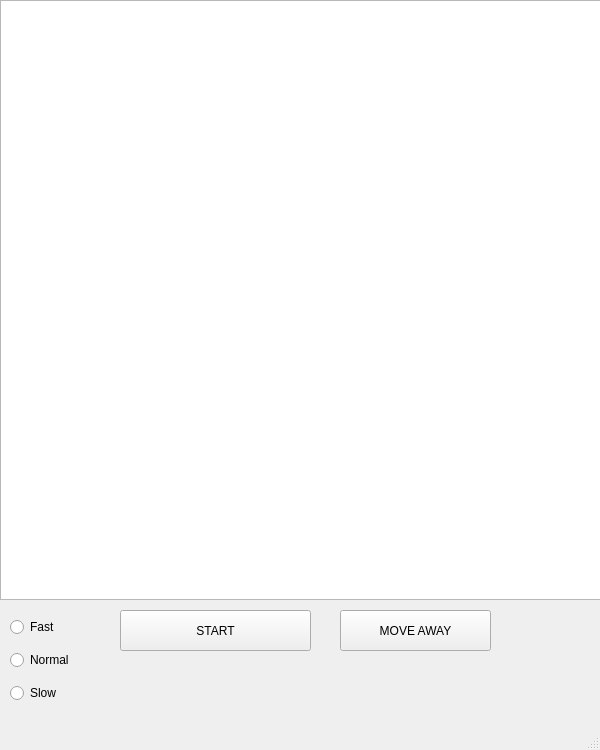
Above: mainwindow.ui from MiguelGil1/lab_6 before the change. Below: the same form after it.
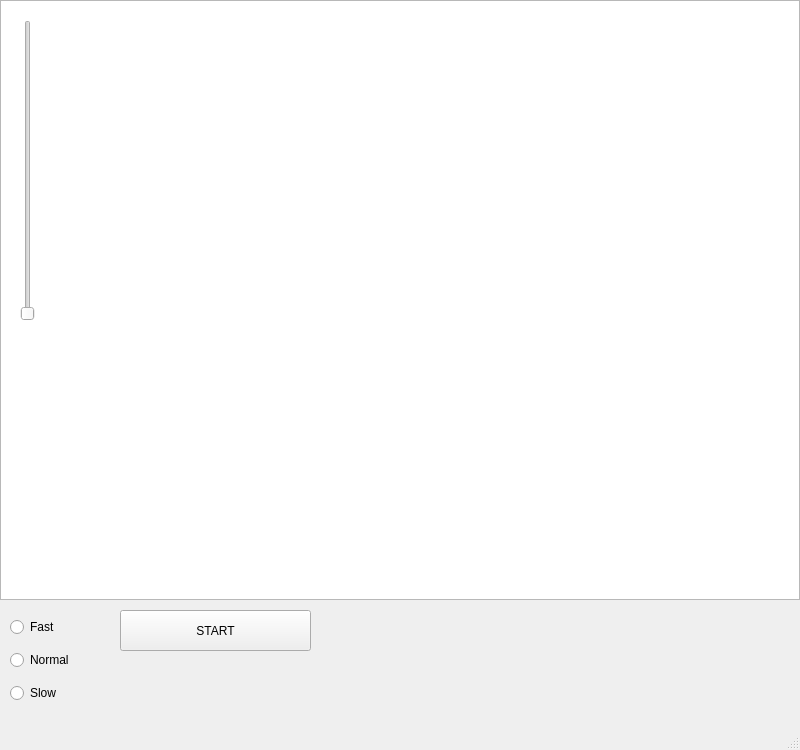
That is the form after the change. Icons and pictures are not drawn.

Commit message: Funcionaaaaaaaagit push -u origin formulasgit push -u origin formulasgit push -u origin formulas :)

Patch:
```diff
--- a/mainwindow.ui
+++ b/mainwindow.ui
@@ -6,7 +6,7 @@
    <rect>
     <x>0</x>
     <y>0</y>
-    <width>600</width>
+    <width>800</width>
     <height>750</height>
    </rect>
   </property>
@@ -73,17 +73,17 @@
      <string>START</string>
     </property>
    </widget>
-   <widget class="QPushButton" name="Away">
+   <widget class="QSlider" name="Scroll">
     <property name="geometry">
      <rect>
-      <x>340</x>
-      <y>610</y>
-      <width>151</width>
-      <height>41</height>
+      <x>20</x>
+      <y>20</y>
+      <width>16</width>
+      <height>301</height>
      </rect>
     </property>
-    <property name="text">
-     <string>MOVE AWAY</string>
+    <property name="orientation">
+     <enum>Qt::Vertical</enum>
     </property>
    </widget>
   </widget>
```
Left out of the diff: 2 changed lines with no effect on the pictures. The commit also changes 4 other files.
